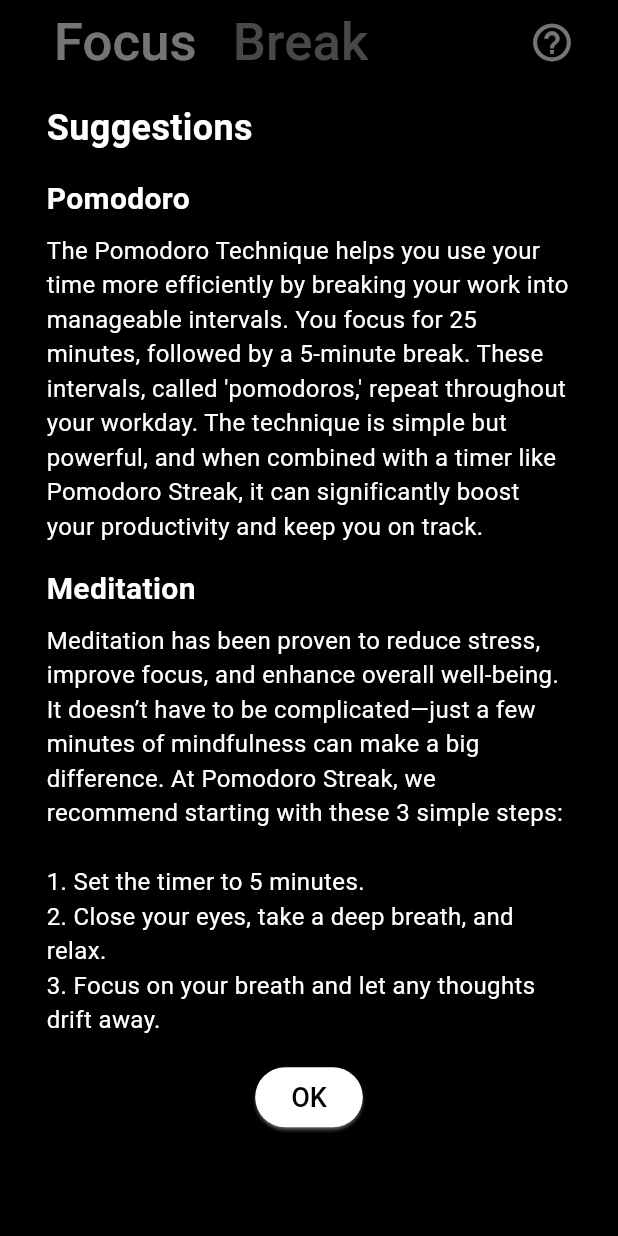
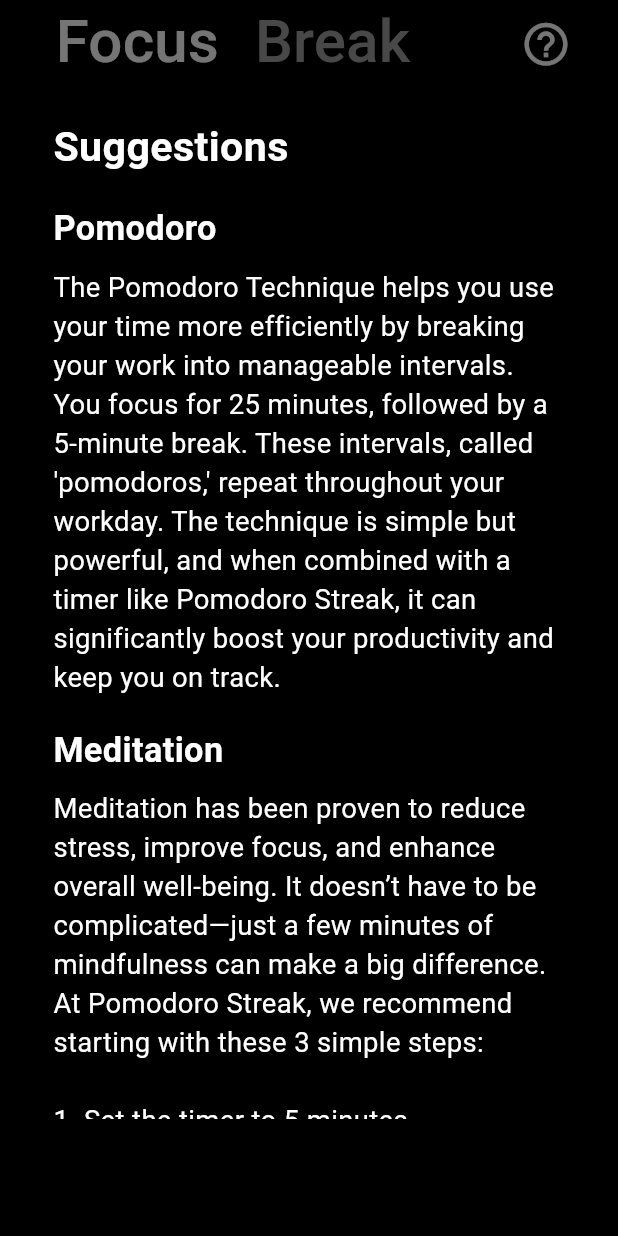
Before and after one commit to surajpatil05/pomodoro-streak, a Flutter app: the screen it shows after launch, after a tap on the "help outline" icon, on a phone screen of 412 x 824 dp. Run offline on Flutter 3.47's test engine with Material 3 defaults, Android fonts, the phone set to English and light mode, and no system bars; our stand-ins replace flutter_riverpod, flutter_screenutil, sqflite; accounts and stored records are empty.

Commit message:
changed the cycles icon from sync to whatshot and integrated screenutil responsiveness to both break and focus widget and main screen as well

```diff
--- a/lib/screens/focus_mode_widget.dart
+++ b/lib/screens/focus_mode_widget.dart
@@ -1,6 +1,7 @@
 import 'package:flutter/material.dart';
 
 import 'package:flutter_riverpod/flutter_riverpod.dart';
+import 'package:flutter_screenutil/flutter_screenutil.dart';
 
 import 'package:pomodoro_streak/providers/focus_timer_notifier.dart';
 import 'package:pomodoro_streak/providers/select_dropdown_notifier.dart';
@@ -26,17 +27,6 @@
       syncWithFocusTimer(ref); // Sync dropdown with focusTimerProvider
     });
   }
-
-  // // Function to sync dropdown with focusTimerProvider when the dropdown changes
-  // void syncWithFocusTimer(WidgetRef ref) {
-  //   // Get the selected focus timeline from focusTimerProvider
-  //   final focusTimeline = ref.read(focusTimerProvider).selectedTimeline;
-
-  //   // Update the selectDropDownProvider with the focusTimeline
-  //   ref
-  //       .read(selectDropDownProvider.notifier)
-  //       .setHighlightedOption(focusTimeline);
-  // }
 
   @override
   Widget build(BuildContext context) {
@@ -88,42 +78,42 @@
               crossAxisAlignment: CrossAxisAlignment.center,
               children: [
                 Padding(
-                  padding: const EdgeInsets.only(left: 6),
+                  padding: EdgeInsets.only(left: 6.w),
                   child: Row(
                     children: [
                       Icon(
-                        Icons.sync,
-                        size: 30,
+                        Icons.whatshot_sharp,
+                        size: 30.sp,
                         color: Colors.orange,
                       ),
-                      SizedBox(width: 4),
+                      SizedBox(width: 4.w),
                       Text(
                         timerState.getCyclesCount().toString(),
-                        style: TextStyle(fontSize: 18),
+                        style: TextStyle(fontSize: 18.sp),
                       ),
                     ],
                   ),
                 ),
-                SizedBox(height: 4),
+                SizedBox(height: 4.h),
                 Padding(
-                  padding: const EdgeInsets.only(left: 12),
+                  padding: EdgeInsets.only(left: 12.w),
                   child: Row(
                     children: [
                       Text(
                         'Cycles',
                         style: TextStyle(
-                          fontSize: 14,
+                          fontSize: 14.sp,
                           fontWeight: FontWeight.w500,
                         ),
                       ),
-                      SizedBox(height: 38),
+                      SizedBox(height: 38.h),
                     ],
                   ),
                 ),
-                SizedBox(height: 1),
+                SizedBox(height: 1.h),
               ],
             ),
-            SizedBox(width: 40),
+            SizedBox(width: 40.w),
 
             // Right Column: Time text (0h 0min) and DropdownButton
             Column(
@@ -134,20 +124,20 @@
                   children: [
                     Icon(
                       Icons.watch_later_outlined,
-                      size: 30,
+                      size: 30.sp,
                     ),
-                    SizedBox(width: 4),
+                    SizedBox(width: 4.w),
                     Text(
                       timerState
                           .formatTimeSpent(), // display timeline time in hours and minutes
 
-                      style:
-                          TextStyle(fontSize: 18, fontWeight: FontWeight.w700),
+                      style: TextStyle(
+                          fontSize: 18.sp, fontWeight: FontWeight.w700),
                     ),
                   ],
                 ),
                 Padding(
-                  padding: const EdgeInsets.only(left: 22),
+                  padding: EdgeInsets.only(left: 22.w),
                   child: Row(
                     children: [
                       Text(
@@ -162,7 +152,7 @@
                               context, ref); // show the bottom sheet
                         },
                         icon: Icon(Icons.expand_more),
-                        iconSize: 30,
+                        iconSize: 30.sp,
                         color: Colors.white,
                       ),
                     ],
@@ -173,13 +163,13 @@
           ],
         ),
 
-        SizedBox(height: 50),
+        SizedBox(height: 50.h),
 
         // Timer Display
         Text(
           formatTime(timerState.focusTime),
           style: TextStyle(
-            fontSize: 70,
+            fontSize: 70.sp,
             fontWeight: FontWeight.bold,
           ),
         ),
@@ -190,8 +180,7 @@
           children: [5, 15, 25, 60].map((time) {
             final isSelected = timerState.defaultFocusTimeOption == time;
             return Padding(
-              padding:
-                  const EdgeInsets.symmetric(horizontal: 4.0, vertical: 10),
+              padding: EdgeInsets.symmetric(horizontal: 4.w, vertical: 10.h),
               child: InkWell(
                 onTap: timerState.isRunning ||
                         timerState.focusTime <
@@ -202,7 +191,7 @@
                       },
                 child: Container(
                   padding:
-                      const EdgeInsets.symmetric(horizontal: 12, vertical: 10),
+                      EdgeInsets.symmetric(horizontal: 12.w, vertical: 10.h),
                   decoration: BoxDecoration(
                     color: isSelected
                         ? Colors.white
@@ -213,7 +202,7 @@
                     time.toString().padLeft(2, '0'),
                     style: TextStyle(
                       color: isSelected ? Colors.black : Colors.white,
-                      fontSize: 12,
+                      fontSize: 12.sp,
                       fontWeight: FontWeight.w600,
                     ),
                   ),
@@ -223,24 +212,24 @@
           }).toList(),
         ),
 
-        SizedBox(height: 60),
+        SizedBox(height: 60.h),
 
         // // Sound Dropdown FEATURE push in next update
         // Container(
-        //   height: 45,
-        //   width: 200,
+        //   height: 45.h,
+        //   width: 200.w,
         //   decoration: BoxDecoration(
         //     color: const Color.fromARGB(255, 57, 57, 57),
-        //     borderRadius: BorderRadius.circular(10),
+        //     borderRadius: BorderRadius.circular(10.r),
         //   ),
         //   child: Row(
         //     mainAxisAlignment: MainAxisAlignment.spaceBetween,
         //     children: [
         //       Padding(
-        //         padding: const EdgeInsets.all(8.0),
+        //         padding: const EdgeInsets.all(8.r),
         //         child: Text(
         //           'Sound',
-        //           style: TextStyle(fontSize: 16),
+        //           style: TextStyle(fontSize: 16.sp),
         //         ),
         //       ),
         //       DropdownButton<String>(
@@ -265,7 +254,7 @@
         //   ),
         // ),
 
-        SizedBox(height: 100),
+        SizedBox(height: 100.h),
 
         // Start Button
         if (!timerState.isRunning &&
@@ -277,9 +266,9 @@
             style: ElevatedButton.styleFrom(
               backgroundColor: Colors.white,
               foregroundColor: Colors.black,
-              padding: const EdgeInsets.symmetric(horizontal: 30, vertical: 15),
+              padding: EdgeInsets.symmetric(horizontal: 30.w, vertical: 15.h),
               textStyle:
-                  const TextStyle(fontSize: 18, fontWeight: FontWeight.w500),
+                  TextStyle(fontSize: 18.sp, fontWeight: FontWeight.w500),
             ),
             child: Transform.scale(
               scale: 1.3,
@@ -294,11 +283,11 @@
               focusTimerNotifier.pauseFocusTimer();
             },
             style: OutlinedButton.styleFrom(
-              side: BorderSide(color: Colors.white, width: 2), // white border
+              side: BorderSide(color: Colors.white, width: 2.w), // white border
               backgroundColor: Colors.black,
-              padding: const EdgeInsets.symmetric(horizontal: 30, vertical: 15),
+              padding: EdgeInsets.symmetric(horizontal: 30.w, vertical: 15.h),
               textStyle:
-                  const TextStyle(fontSize: 18, fontWeight: FontWeight.w500),
+                  TextStyle(fontSize: 18.sp, fontWeight: FontWeight.w500),
             ),
             child: Transform.scale(
               scale: 1.3,
@@ -317,9 +306,9 @@
             style: ElevatedButton.styleFrom(
               backgroundColor: Colors.white,
               foregroundColor: Colors.black,
-              padding: const EdgeInsets.symmetric(horizontal: 30, vertical: 15),
+              padding: EdgeInsets.symmetric(horizontal: 30.w, vertical: 15.h),
               textStyle:
-                  const TextStyle(fontSize: 18, fontWeight: FontWeight.w500),
+                  TextStyle(fontSize: 18.sp, fontWeight: FontWeight.w500),
             ),
             child: Transform.scale(
               scale: 1.3,
--- a/lib/screens/main_screen.dart
+++ b/lib/screens/main_screen.dart
@@ -1,6 +1,7 @@
 import 'package:flutter/material.dart';
 
 import 'package:flutter_riverpod/flutter_riverpod.dart';
+import 'package:flutter_screenutil/flutter_screenutil.dart';
 
 import 'package:pomodoro_streak/providers/break_timer_notifier.dart';
 import 'package:pomodoro_streak/providers/focus_timer_notifier.dart';
@@ -35,7 +36,7 @@
     return Scaffold(
       appBar: AppBar(
         title: Padding(
-          padding: const EdgeInsets.all(8.0),
+          padding: EdgeInsets.all(8.r),
           child: Row(
             mainAxisAlignment: MainAxisAlignment.start,
             children: [
@@ -49,7 +50,7 @@
                   'Focus',
                   style: TextStyle(
                     color: isFocusMode ? Colors.white : Colors.grey,
-                    fontSize: 35,
+                    fontSize: 35.sp,
                   ),
                 ),
               ),
@@ -63,7 +64,7 @@
                   'Break',
                   style: TextStyle(
                     color: !isFocusMode ? Colors.white : Colors.grey,
-                    fontSize: 35,
+                    fontSize: 35.sp,
                   ),
                 ),
               ),
@@ -74,12 +75,12 @@
           // Show about dialog button when the timer is not running or paused
           if (!(timerState.isRunning || timerState.isPaused))
             Padding(
-              padding: const EdgeInsets.symmetric(horizontal: 20, vertical: 4),
+              padding: EdgeInsets.symmetric(horizontal: 20.w, vertical: 4.h),
               child: IconButton(
                 icon: Icon(
                   Icons.help_outline_outlined,
                   color: Colors.white,
-                  size: 30,
+                  size: 30.sp,
                 ),
                 onPressed: () {
                   // Show the dialog when the help button is pressed
@@ -88,15 +89,15 @@
                     builder: (BuildContext context) {
                       return Dialog(
                         insetPadding: EdgeInsets.symmetric(
-                            horizontal: 15,
-                            vertical:
-                                50), // Adds space from top to show below app bar
+                          horizontal: 15.w,
+                          vertical: 50.h,
+                        ), // Adds space from top to show below app bar
                         backgroundColor: Colors.black,
                         shape: RoundedRectangleBorder(
-                          borderRadius: BorderRadius.circular(20),
+                          borderRadius: BorderRadius.circular(20.r),
                         ),
                         child: Padding(
-                          padding: const EdgeInsets.all(16.0),
+                          padding: EdgeInsets.all(16.r),
                           child: SingleChildScrollView(
                             child: Column(
                               crossAxisAlignment: CrossAxisAlignment.start,
@@ -104,39 +105,39 @@
                                 Text(
                                   'Suggestions',
                                   style: TextStyle(
-                                    fontSize: 24,
+                                    fontSize: 24.sp,
                                     fontWeight: FontWeight.bold,
                                     color: Colors
                                         .white, // White text color for contrast
                                   ),
                                 ),
-                                SizedBox(height: 16),
+                                SizedBox(height: 16.h),
                                 Text(
                                   'Pomodoro',
                                   style: TextStyle(
-                                    fontSize: 20,
+                                    fontSize: 20.sp,
                                     fontWeight: FontWeight.bold,
                                     color: Colors.white, // White text color
                                   ),
                                 ),
-                                SizedBox(height: 8),
+                                SizedBox(height: 8.h),
                                 Text(
                                   "The Pomodoro Technique helps you use your time more efficiently by breaking your work into manageable intervals. "
                                   "You focus for 25 minutes, followed by a 5-minute break. These intervals, called 'pomodoros,' repeat throughout your workday. "
                                   "The technique is simple but powerful, and when combined with a timer like Pomodoro Streak, it can significantly boost your productivity and keep you on track.",
-                                  style: TextStyle(fontSize: 16),
+                                  style: TextStyle(fontSize: 16.sp),
                                 ),
                                 SizedBox(
-                                    height:
-                                        16), // Space between Pomodoro and Meditation info
+                                  height: 16.h,
+                                ), // Space between Pomodoro and Meditation info
                                 Text(
                                   'Meditation',
                                   style: TextStyle(
-                                    fontSize: 20,
+                                    fontSize: 20.sp,
                                     fontWeight: FontWeight.bold,
                                   ),
                                 ),
-                                SizedBox(height: 8),
+                                SizedBox(height: 8.h),
                                 Text(
                                   "Meditation has been proven to reduce stress, improve focus, and enhance overall well-being. "
                                   "It doesn’t have to be complicated—just a few minutes of mindfulness can make a big difference. "
@@ -144,9 +145,11 @@
                                   "1. Set the timer to 5 minutes.\n"
                                   "2. Close your eyes, take a deep breath, and relax.\n"
                                   "3. Focus on your breath and let any thoughts drift away.",
-                                  style: TextStyle(fontSize: 16),
+                                  style: TextStyle(fontSize: 16.sp),
                                 ),
-                                SizedBox(height: 16), // Space before OK button
+                                SizedBox(
+                                  height: 16.h,
+                                ), // Space before OK button
                                 Center(
                                   child: ElevatedButton(
                                     style: ElevatedButton.styleFrom(
@@ -154,7 +157,7 @@
                                       foregroundColor: Colors.black,
                                       overlayColor: Colors.transparent,
                                       textStyle: TextStyle(
-                                        fontSize: 18,
+                                        fontSize: 18.sp,
                                         fontWeight: FontWeight.w500,
                                       ),
                                     ),
@@ -181,12 +184,12 @@
           // Show cancel button when the timer is running or paused
           if (timerState.isRunning || timerState.isPaused)
             Padding(
-              padding: const EdgeInsets.symmetric(horizontal: 20, vertical: 4),
+              padding: EdgeInsets.symmetric(horizontal: 20.w, vertical: 4.h),
               child: IconButton(
                 icon: Icon(
                   Icons.cancel_outlined,
                   color: Colors.white,
-                  size: 30,
+                  size: 30.sp,
                 ),
                 onPressed: () {
                   if (isFocusMode) {
```
Also changed, not shown: lib/screens/break_mode_widget.dart (+37 -37 lines).
